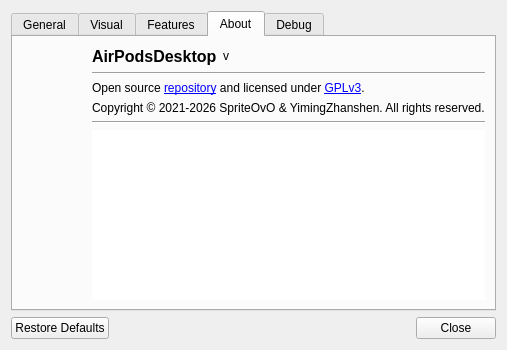
The window that Source/Gui/SettingsWindow.ui (DeveShlomo/AirPodsWindows) describes before a commit, drawn with Qt 5.
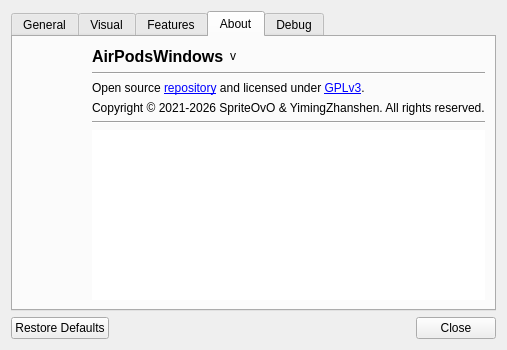
The same window after the commit. The open tabs and pages were chosen to show the change. Icons and pictures are not drawn.

Commit message: Rename project from AirPodsDesktop to AirPodsWindows and update version to 1.1.0

```diff
--- a/Source/Gui/SettingsWindow.ui
+++ b/Source/Gui/SettingsWindow.ui
@@ -508,7 +508,7 @@
               </font>
              </property>
              <property name="text">
-              <string notr="true">AirPodsDesktop</string>
+              <string notr="true">AirPodsWindows</string>
              </property>
             </widget>
            </item>
```
Left out of the diff: 2 changed lines with no effect on the pictures. The commit also changes 74 other files.
